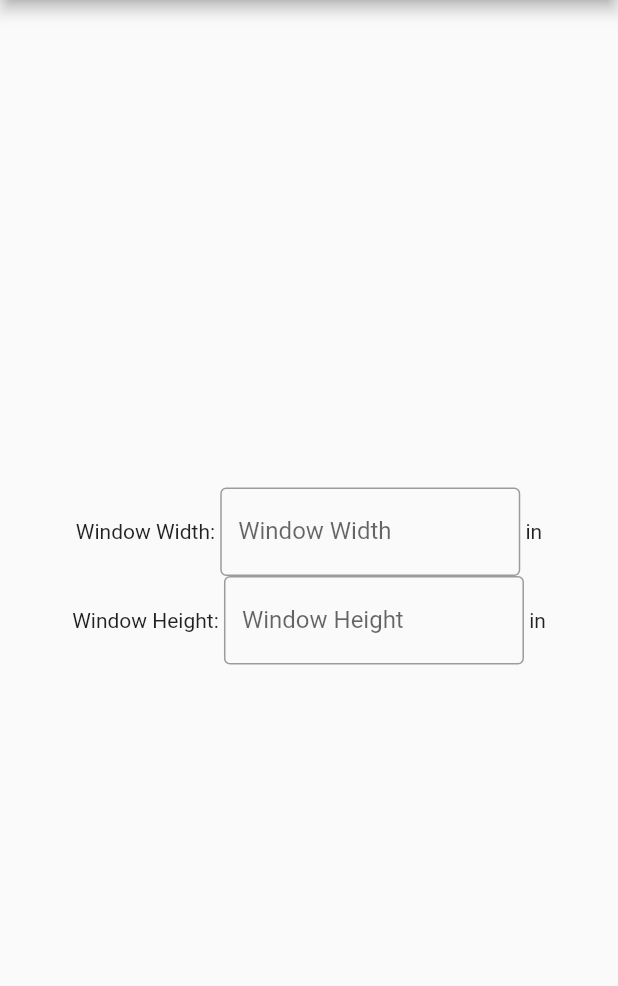
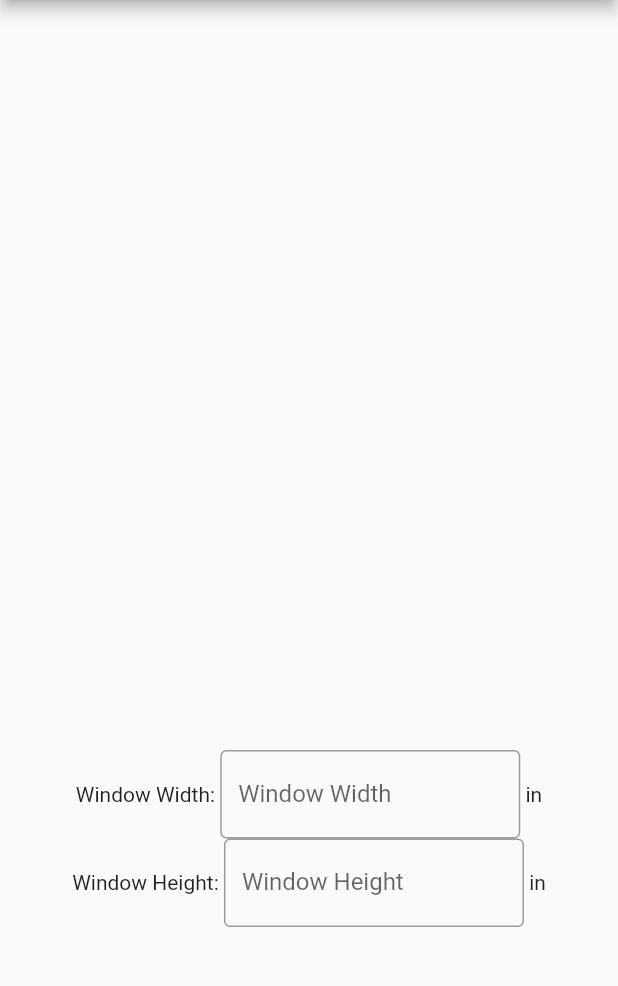
Before and after one commit to gjf7128/wexenergy_app, a Flutter app: the screen it shows after launch, on a phone screen of 412 x 824 dp, the part 84-1070 px from its top. Run offline on Flutter 3.47's test engine with Material 2 defaults, Android fonts, the phone set to English and light mode, and no system bars; our stand-ins replace go_router.

```diff
--- a/lib/Pages/windowspecs_page.dart
+++ b/lib/Pages/windowspecs_page.dart
@@ -16,9 +16,14 @@ class WindowSpecsPage extends StatelessWidget{
         centerTitle: true,
       ),
       body: const Center(
+        child: Padding(
+          padding: EdgeInsets.only(bottom: 150),
           child: Column(
-            mainAxisAlignment: MainAxisAlignment.center,
+            mainAxisAlignment: MainAxisAlignment.end,
             children: [
+              Padding(
+                padding: EdgeInsets.only(bottom: 100)
+              ),
               Row(
                 mainAxisAlignment: MainAxisAlignment.center,
                 children: <Widget>[
@@ -58,6 +63,7 @@ class WindowSpecsPage extends StatelessWidget{
             ]
           )
         )
+      )
     );
     }
 
```
